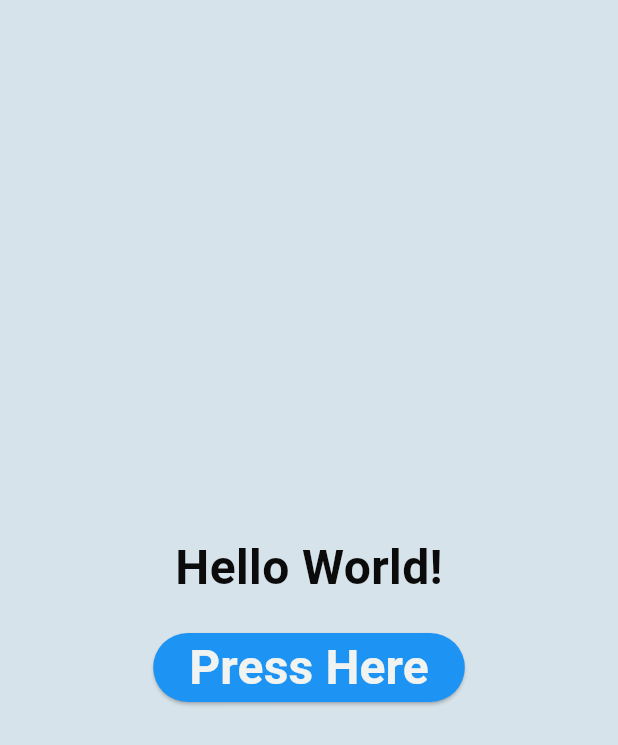
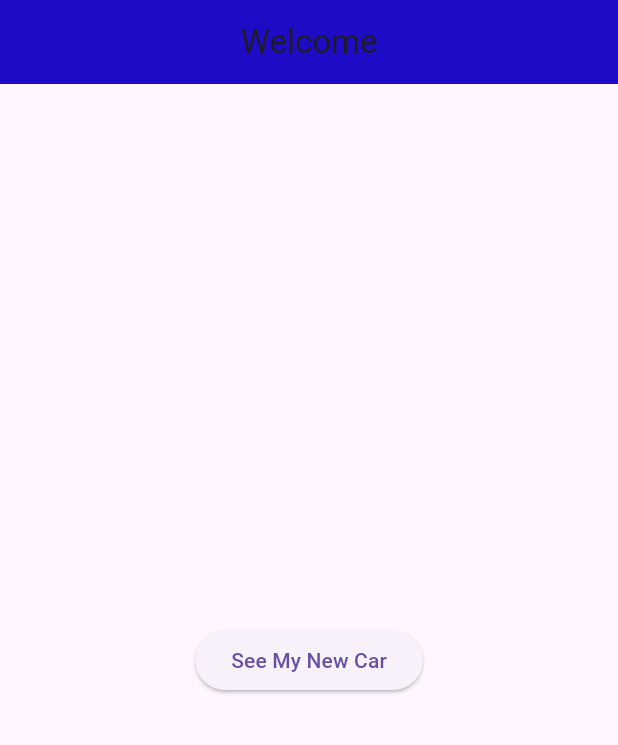
Before and after one commit to shaf1501/track_shaf, a Flutter app: the screen it shows after launch, on a phone screen of 412 x 824 dp. Shown: the top 745 px of the screen. Run offline on Flutter 3.47's test engine with Material 3 defaults, Android fonts, the light colour scheme and no system bars; Roboto replaces fonts that are missing (DMSans).

Commit message:
problem05

```diff
--- a/lib/main.dart
+++ b/lib/main.dart
@@ -1,71 +1,77 @@
 import 'package:flutter/material.dart';
 
 void main() {
-   runApp(const TrackerSheet());
+  runApp(const NavigationApp());
 }
 
- class TrackerSheet extends StatelessWidget {
-   const TrackerSheet({super.key});
+class NavigationApp extends StatelessWidget {
+  const NavigationApp({super.key});
 
   @override
   Widget build(BuildContext context) {
     return MaterialApp(
       debugShowCheckedModeBanner: false,
-       home: const HomeScreen(),
+      home: const FirstScreen(),
     );
   }
 }
 
- class HomeScreen extends StatefulWidget {
-   const HomeScreen({super.key});
-
-   @override
-   State<HomeScreen> createState() => _HomeScreenState();
- }
-
- class _HomeScreenState extends State<HomeScreen> {
-   String displayText = 'Hello World!';
-
-   void _changeText() {
-     setState(() {
-       displayText = 'Pressed';
-     });
-   }
+class FirstScreen extends StatelessWidget {
+  const FirstScreen({super.key});
 
   @override
   Widget build(BuildContext context) {
     return Scaffold(
-       backgroundColor: const Color.fromARGB(255, 215, 227, 234),
+      appBar: AppBar(
+        title: const Text('Welcome'),
+        backgroundColor: const Color.fromARGB(255, 30, 11, 197),
+        centerTitle: true,
+      ),
+      body: Center(
+        child: ElevatedButton(
+          onPressed: () {
+            Navigator.push(
+              context,
+              MaterialPageRoute(builder: (context) => const SecondScreen()),
+            );
+          },
+          child: const Text('See My New Car'),
+        ),
+      ),
+    );
+  }
+}
+
+class SecondScreen extends StatelessWidget {
+  const SecondScreen({super.key});
+
+  @override
+  Widget build(BuildContext context) {
+    return Scaffold(
+      appBar: AppBar(
+        title: const Text('Car'),
+        backgroundColor: const Color.fromARGB(255, 83, 198, 230),
+        centerTitle: true,
+      ),
       body: Center(
         child: Column(
           mainAxisAlignment: MainAxisAlignment.center,
           children: [
-             Text(
-               displayText,
-               style: const TextStyle(
-                 fontSize: 32,
-                 fontWeight: FontWeight.bold,
-                 color: Color.fromARGB(255, 11, 11, 11),
-                 fontFamily: 'DMSans',
-               ),
+            Image.asset(
+              'assets/image/car_pic.jpeg',
+              width: 200,
+              height: 200,
+              fit: BoxFit.cover,
+              errorBuilder: (context, error, stackTrace) {
+                return const Text('Image not found');
+              },
             ),
             const SizedBox(height: 20),
             ElevatedButton(
-               style: ElevatedButton.styleFrom(
-                 backgroundColor: const Color.fromARGB(255, 29, 147, 244),
-                 shape: RoundedRectangleBorder(
-                   borderRadius: BorderRadius.circular(60),
-                 ),
-               ),
-               onPressed: _changeText,
-               child: const Text(
-                 'Press Here',
-                 style: TextStyle(
-                   fontSize: 32,
-                   color: Color.fromARGB(255, 240, 243, 240),
-                   fontWeight: FontWeight.bold,
-                 ),
-               ),
+              onPressed: () {
+                Navigator.pop(context);
+              },
+              child: const Text('Back to Welcome'),
             ),
           ],
         ),
--- a/pubspec.yaml
+++ b/pubspec.yaml
@@ -58,8 +58,8 @@ flutter:
   uses-material-design: true
 
   # To add assets to your application, add an assets section, like this:
-  # assets:
-  #   - images/a_dot_burr.jpeg
+  assets:
+     - assets/image/car_pic.jpeg
   #   - images/a_dot_ham.jpeg
 
   # An image asset can refer to one or more resolution-specific "variants", see
```
Also changed, not shown: assets/image/car_pic.jpeg (added). Lines whose indentation alone changed are shown as unchanged.
